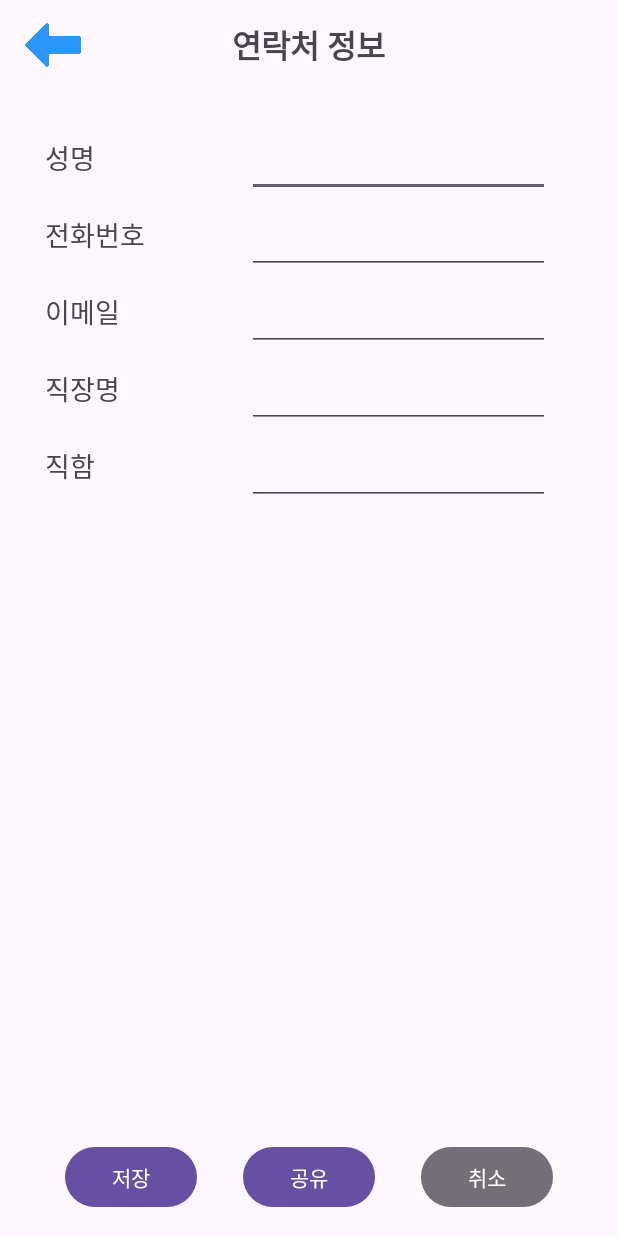
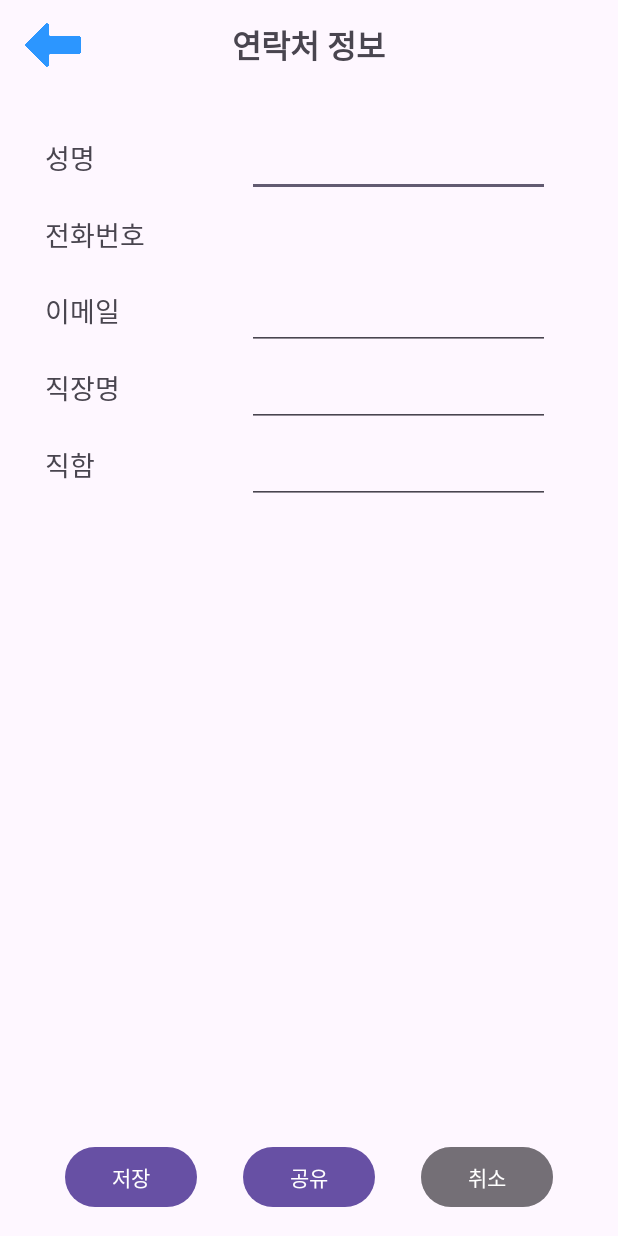
Before and after one commit to waitle/PersonalDiary, an Android app: the ContactDetail_View screen opened directly, with no data from a screen before it, on a phone screen of 412 x 824 dp. Run offline under Robolectric (Android 15) with nearby library versions, the phone set to English and light mode, and no system bars; 6 statements that could not run were skipped.

Commit message:
contact del, block phone edit

```diff
--- a/app/src/main/java/com/softengnier/personaldiary/ContactDetail_View.java
+++ b/app/src/main/java/com/softengnier/personaldiary/ContactDetail_View.java
@@ -7,6 +7,7 @@ import android.os.Bundle;
 import android.widget.Button;
 import android.widget.EditText;
 import android.widget.ImageButton;
+import android.widget.TextView;
 import android.widget.Toast;
 
 import androidx.annotation.Nullable;
@@ -27,7 +28,7 @@ public class ContactDetail_View extends AppCompatActivity {
         DBModel dbManager = new DBModel(this);
         ContactVO contact = dbManager.getContact(phoneParam);
         EditText name = findViewById(R.id.edit_name);
-        EditText phone = findViewById(R.id.edit_phone);
+        TextView phone = findViewById(R.id.edit_phone);
         EditText email = findViewById(R.id.edit_email);
         EditText company = findViewById(R.id.edit_company);
         EditText title = findViewById(R.id.edit_title);
--- a/app/src/main/res/layout/contact_detail.xml
+++ b/app/src/main/res/layout/contact_detail.xml
@@ -71,17 +71,28 @@
             android:gravity="center_vertical"
             android:text="전화번호"
             android:textSize="18sp" />
-
-        <EditText
+        <TextView
             android:id="@+id/edit_phone"
+            android:textSize="18sp"
             android:layout_width="0dp"
             android:layout_height="50sp"
             android:layout_columnWeight="1.5"
             android:gravity="center_vertical"
-            android:inputType="none"
-            android:maxLines="1"
-            android:scrollHorizontally="true"
-            android:textSize="18sp" />
+            />
+
+<!--        <EditText-->
+<!--            android:id="@+id/edit_phone"-->
+<!--            android:layout_width="0dp"-->
+<!--            android:layout_height="50sp"-->
+<!--            android:layout_columnWeight="1.5"-->
+<!--            android:clickable="true"-->
+<!--            android:cursorVisible="false"-->
+<!--            android:focusable="false"-->
+<!--            android:gravity="center_vertical"-->
+<!--            android:inputType="none"-->
+<!--            android:maxLines="1"-->
+<!--            android:scrollHorizontally="true"-->
+<!--            android:textSize="18sp" />-->
 
         <TextView
             android:layout_width="0dp"
@@ -166,8 +177,8 @@
             android:id="@+id/btn_cancel"
             android:layout_width="wrap_content"
             android:layout_height="wrap_content"
+            android:layout_margin="15sp"
             android:backgroundTint="@color/material_on_background_disabled"
-            android:layout_margin="15sp"
             android:text="취소" />
 
     </LinearLayout>
```
Also changed, not shown: app/src/main/java/com/softengnier/personaldiary/ContactList_View.java (+6 -1 lines).
